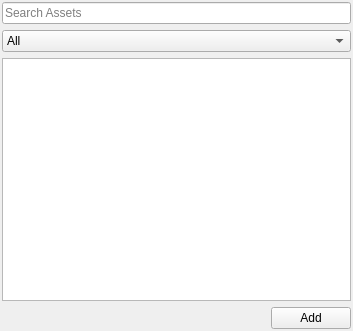
Before: the Qt Designer form Source/ZEDEditor/ZEDUserInterface/ZEDAssetBrowser.ui in orcun-gokbulut/ze, drawn with Qt 5.
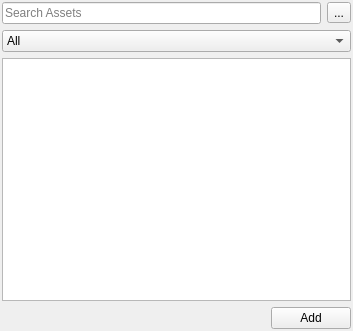
After: the same form once the commit is applied. Icons and pictures are not drawn.

Diff of the .ui file:
```diff
--- a/Source/ZEDEditor/ZEDUserInterface/ZEDAssetBrowser.ui
+++ b/Source/ZEDEditor/ZEDUserInterface/ZEDAssetBrowser.ui
@@ -27,6 +27,8 @@
     <number>2</number>
    </property>
    <item>
+    <layout class="QHBoxLayout" name="horizontalLayout_2">
+     <item>
     <widget class="QLineEdit" name="txtSearch">
      <property name="inputMask">
       <string/>
@@ -40,6 +42,26 @@
     </widget>
    </item>
    <item>
+      <widget class="QToolButton" name="btnMode">
+       <property name="text">
+        <string>...</string>
+       </property>
+       <property name="icon">
+        <iconset resource="ZEDCommon.qrc">
+         <normaloff>:/Icons/List.png</normaloff>
+         <normalon>:/Icons/Tree.png</normalon>:/Icons/List.png</iconset>
+       </property>
+       <property name="checkable">
+        <bool>true</bool>
+       </property>
+       <property name="checked">
+        <bool>false</bool>
+       </property>
+      </widget>
+     </item>
+    </layout>
+   </item>
+   <item>
     <widget class="QComboBox" name="cmbCategories">
      <item>
       <property name="text">
```
Left out of the diff: 4 changed lines with no effect on the pictures. Lines whose indentation alone changed are shown as unchanged.
